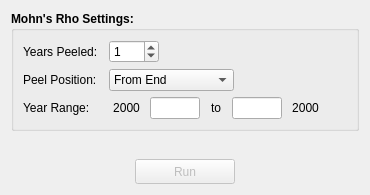
nmfs-fish-tools/MSSPM, file MSSPM_Main/forms/Diagnostic/Diagnostic_Tab02.ui: the form before one commit.
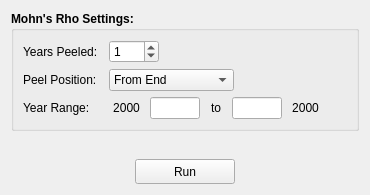
The form after the commit.

```diff
--- a/MSSPM_Main/forms/Diagnostic/Diagnostic_Tab02.ui
+++ b/MSSPM_Main/forms/Diagnostic/Diagnostic_Tab02.ui
@@ -545,7 +545,7 @@
      <item>
       <widget class="QPushButton" name="Diagnostic_Tab2_RunPB">
        <property name="enabled">
-        <bool>false</bool>
+        <bool>true</bool>
        </property>
        <property name="sizePolicy">
         <sizepolicy hsizetype="Fixed" vsizetype="Fixed">
```
